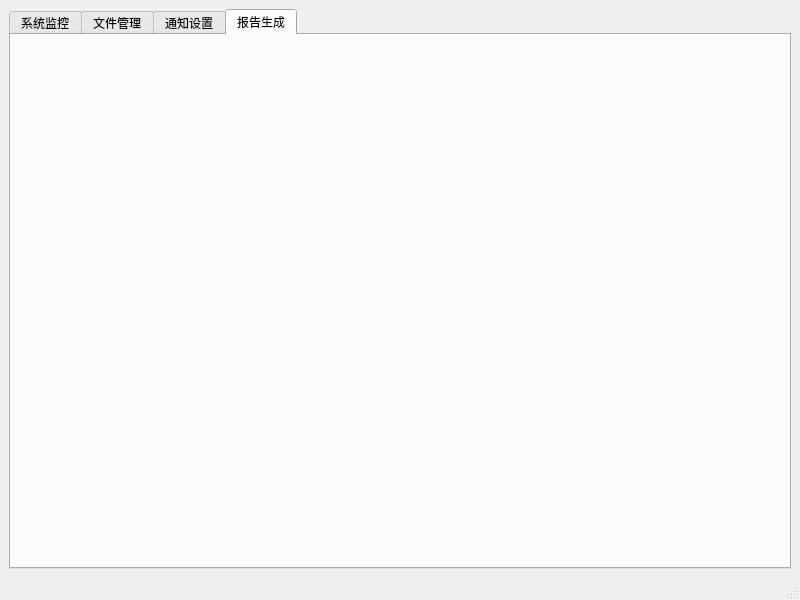
Before: the Qt Designer form ui/main_window.ui in MrZhaoHC/system-monitor-automation, drawn with Qt 5.
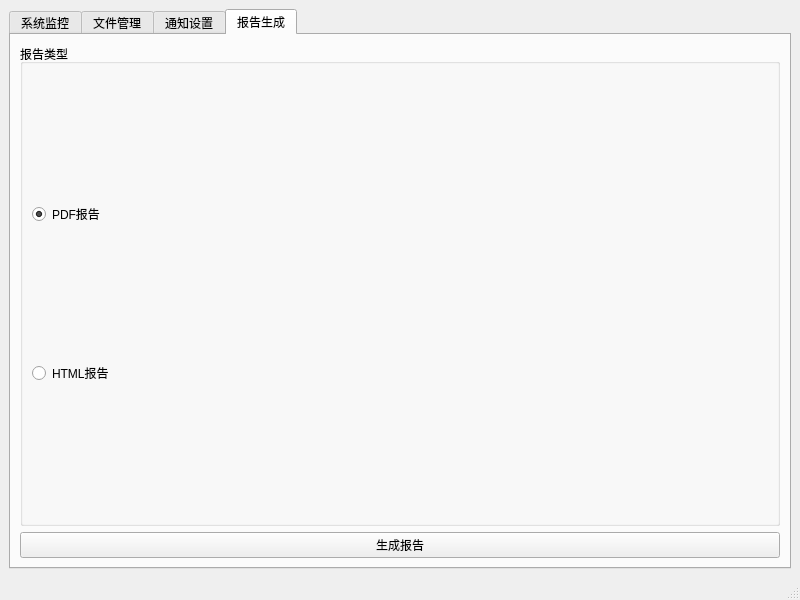
After: the same form once the commit is applied. The open tabs and pages were chosen to show the change.

Commit message:
1.完成报告生成功能
遗留问题：
1.邮件加密方式选择不可用

```diff
--- a/ui/main_window.ui
+++ b/ui/main_window.ui
@@ -395,6 +395,41 @@
        <attribute name="title">
         <string>报告生成</string>
        </attribute>
+       <layout class="QVBoxLayout" name="verticalLayout_12">
+        <item>
+         <widget class="QGroupBox" name="reportTypeGroupBox">
+          <property name="title">
+           <string>报告类型</string>
+          </property>
+          <layout class="QVBoxLayout" name="verticalLayout_13">
+           <item>
+            <widget class="QRadioButton" name="pdfRadioButton">
+             <property name="text">
+              <string>PDF报告</string>
+             </property>
+             <property name="checked">
+              <bool>true</bool>
+             </property>
+            </widget>
+           </item>
+           <item>
+            <widget class="QRadioButton" name="htmlRadioButton">
+             <property name="text">
+              <string>HTML报告</string>
+             </property>
+            </widget>
+           </item>
+          </layout>
+         </widget>
+        </item>
+        <item>
+         <widget class="QPushButton" name="generateReportButton">
+          <property name="text">
+           <string>生成报告</string>
+          </property>
+         </widget>
+        </item>
+       </layout>
       </widget>
      </widget>
     </item>
```
The commit also changes 9 other files.
